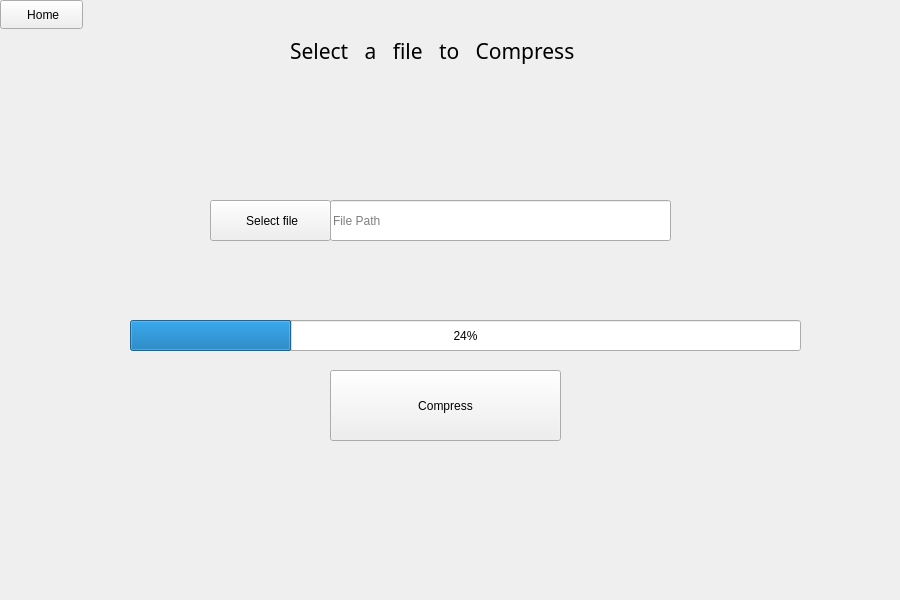
This is Compresso/mainwindow.ui in ranaahmed786/Compresso as Qt 5 draws it before an edit. The edited form follows.
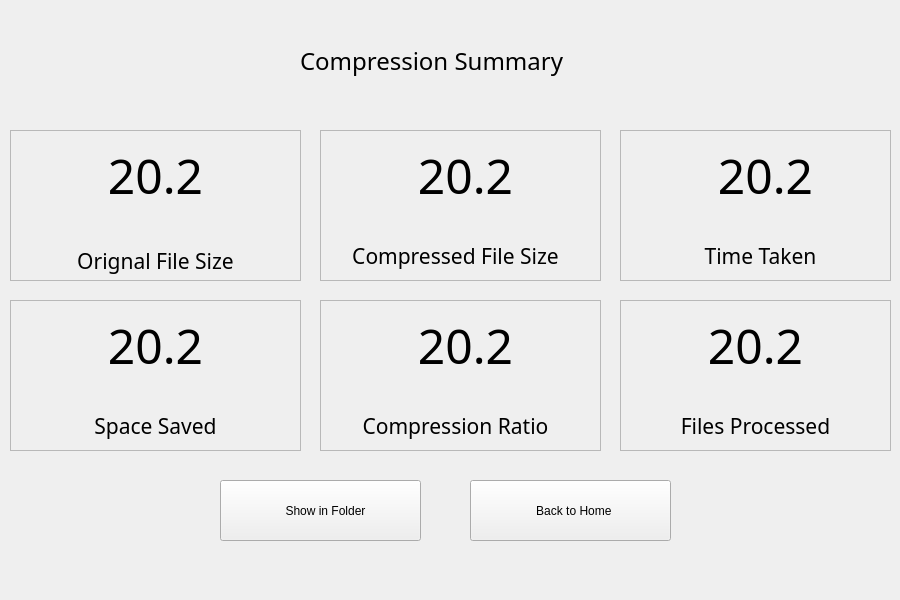
This is the edited form. Icons and pictures are not drawn.

Commit message: More bug fixes,stats window made with UI  enhancements overall need more fix in huffmen for edge casses

```diff
--- a/Compresso/mainwindow.ui
+++ b/Compresso/mainwindow.ui
@@ -31,8 +31,8 @@
      <rect>
       <x>0</x>
       <y>0</y>
-      <width>861</width>
-      <height>521</height>
+      <width>891</width>
+      <height>561</height>
      </rect>
     </property>
     <property name="minimumSize">
@@ -48,7 +48,7 @@
      </size>
     </property>
     <property name="currentIndex">
-     <number>1</number>
+     <number>2</number>
     </property>
     <widget class="QWidget" name="homeTab">
      <widget class="QLabel" name="label">
@@ -136,16 +136,16 @@
      <widget class="QLabel" name="label_3">
       <property name="geometry">
        <rect>
-        <x>290</x>
-        <y>30</y>
-        <width>441</width>
+        <x>260</x>
+        <y>50</y>
+        <width>511</width>
         <height>41</height>
        </rect>
       </property>
       <property name="font">
        <font>
         <family>Copperplate Gothic Light</family>
-        <pointsize>16</pointsize>
+        <pointsize>18</pointsize>
        </font>
       </property>
       <property name="text">
@@ -155,14 +155,14 @@
      <widget class="QPushButton" name="fileBtn">
       <property name="geometry">
        <rect>
-        <x>210</x>
+        <x>130</x>
         <y>200</y>
-        <width>121</width>
+        <width>151</width>
         <height>41</height>
        </rect>
       </property>
       <property name="text">
-       <string> Select file</string>
+       <string> Select Folder</string>
       </property>
       <property name="icon">
        <iconset>
@@ -170,19 +170,6 @@
        </iconset>
       </property>
      </widget>
-     <widget class="QProgressBar" name="cProgressbar">
-      <property name="geometry">
-       <rect>
-        <x>130</x>
-        <y>320</y>
-        <width>671</width>
-        <height>31</height>
-       </rect>
-      </property>
-      <property name="value">
-       <number>24</number>
-      </property>
-     </widget>
      <widget class="QPushButton" name="CompressFileBtn">
       <property name="geometry">
        <rect>
@@ -217,9 +204,9 @@
      <widget class="QLineEdit" name="filePathbox">
       <property name="geometry">
        <rect>
-        <x>330</x>
+        <x>280</x>
         <y>200</y>
-        <width>341</width>
+        <width>481</width>
         <height>41</height>
        </rect>
       </property>
@@ -229,6 +216,452 @@
       <property name="placeholderText">
        <string>File Path</string>
       </property>
+     </widget>
+     <widget class="QProgressBar" name="progressBar">
+      <property name="geometry">
+       <rect>
+        <x>180</x>
+        <y>340</y>
+        <width>581</width>
+        <height>23</height>
+       </rect>
+      </property>
+      <property name="value">
+       <number>24</number>
+      </property>
+     </widget>
+    </widget>
+    <widget class="QWidget" name="CompStatsTab">
+     <property name="font">
+      <font>
+       <family>Segoe UI</family>
+       <pointsize>36</pointsize>
+      </font>
+     </property>
+     <widget class="QLabel" name="label_4">
+      <property name="geometry">
+       <rect>
+        <x>300</x>
+        <y>40</y>
+        <width>371</width>
+        <height>41</height>
+       </rect>
+      </property>
+      <property name="font">
+       <font>
+        <family>Copperplate Gothic Light</family>
+        <pointsize>18</pointsize>
+       </font>
+      </property>
+      <property name="text">
+       <string>Compression Summary</string>
+      </property>
+     </widget>
+     <widget class="QFrame" name="stat4">
+      <property name="geometry">
+       <rect>
+        <x>620</x>
+        <y>130</y>
+        <width>271</width>
+        <height>151</height>
+       </rect>
+      </property>
+      <property name="frameShape">
+       <enum>QFrame::Shape::StyledPanel</enum>
+      </property>
+      <property name="frameShadow">
+       <enum>QFrame::Shadow::Raised</enum>
+      </property>
+      <widget class="QLabel" name="timeTakenD">
+       <property name="geometry">
+        <rect>
+         <x>10</x>
+         <y>0</y>
+         <width>271</width>
+         <height>91</height>
+        </rect>
+       </property>
+       <property name="font">
+        <font>
+         <family>Bernard MT Condensed</family>
+         <pointsize>36</pointsize>
+        </font>
+       </property>
+       <property name="text">
+        <string>20.2</string>
+       </property>
+       <property name="alignment">
+        <set>Qt::AlignmentFlag::AlignCenter</set>
+       </property>
+      </widget>
+      <widget class="QLabel" name="label_14">
+       <property name="geometry">
+        <rect>
+         <x>10</x>
+         <y>110</y>
+         <width>261</width>
+         <height>31</height>
+        </rect>
+       </property>
+       <property name="font">
+        <font>
+         <family>High Tower Text</family>
+         <pointsize>16</pointsize>
+        </font>
+       </property>
+       <property name="text">
+        <string>Time Taken</string>
+       </property>
+       <property name="alignment">
+        <set>Qt::AlignmentFlag::AlignCenter</set>
+       </property>
+      </widget>
+     </widget>
+     <widget class="QFrame" name="stat3">
+      <property name="geometry">
+       <rect>
+        <x>320</x>
+        <y>130</y>
+        <width>281</width>
+        <height>151</height>
+       </rect>
+      </property>
+      <property name="frameShape">
+       <enum>QFrame::Shape::StyledPanel</enum>
+      </property>
+      <property name="frameShadow">
+       <enum>QFrame::Shadow::Raised</enum>
+      </property>
+      <widget class="QLabel" name="cmpFileSizeD">
+       <property name="geometry">
+        <rect>
+         <x>10</x>
+         <y>0</y>
+         <width>271</width>
+         <height>91</height>
+        </rect>
+       </property>
+       <property name="font">
+        <font>
+         <family>Bernard MT Condensed</family>
+         <pointsize>36</pointsize>
+        </font>
+       </property>
+       <property name="text">
+        <string>20.2</string>
+       </property>
+       <property name="alignment">
+        <set>Qt::AlignmentFlag::AlignCenter</set>
+       </property>
+      </widget>
+      <widget class="QLabel" name="label_13">
+       <property name="geometry">
+        <rect>
+         <x>0</x>
+         <y>110</y>
+         <width>271</width>
+         <height>31</height>
+        </rect>
+       </property>
+       <property name="font">
+        <font>
+         <family>High Tower Text</family>
+         <pointsize>16</pointsize>
+        </font>
+       </property>
+       <property name="text">
+        <string>Compressed File Size</string>
+       </property>
+       <property name="alignment">
+        <set>Qt::AlignmentFlag::AlignCenter</set>
+       </property>
+      </widget>
+     </widget>
+     <widget class="QFrame" name="stat2">
+      <property name="geometry">
+       <rect>
+        <x>10</x>
+        <y>130</y>
+        <width>291</width>
+        <height>151</height>
+       </rect>
+      </property>
+      <property name="frameShape">
+       <enum>QFrame::Shape::StyledPanel</enum>
+      </property>
+      <property name="frameShadow">
+       <enum>QFrame::Shadow::Raised</enum>
+      </property>
+      <widget class="QLabel" name="orgFileSizeD">
+       <property name="geometry">
+        <rect>
+         <x>10</x>
+         <y>0</y>
+         <width>271</width>
+         <height>91</height>
+        </rect>
+       </property>
+       <property name="font">
+        <font>
+         <family>Bernard MT Condensed</family>
+         <pointsize>36</pointsize>
+        </font>
+       </property>
+       <property name="text">
+        <string>20.2</string>
+       </property>
+       <property name="alignment">
+        <set>Qt::AlignmentFlag::AlignCenter</set>
+       </property>
+      </widget>
+      <widget class="QLabel" name="label_12">
+       <property name="geometry">
+        <rect>
+         <x>10</x>
+         <y>110</y>
+         <width>271</width>
+         <height>41</height>
+        </rect>
+       </property>
+       <property name="font">
+        <font>
+         <family>High Tower Text</family>
+         <pointsize>16</pointsize>
+        </font>
+       </property>
+       <property name="text">
+        <string>Orignal File Size</string>
+       </property>
+       <property name="alignment">
+        <set>Qt::AlignmentFlag::AlignCenter</set>
+       </property>
+      </widget>
+     </widget>
+     <widget class="QPushButton" name="pushButton">
+      <property name="geometry">
+       <rect>
+        <x>220</x>
+        <y>480</y>
+        <width>201</width>
+        <height>61</height>
+       </rect>
+      </property>
+      <property name="font">
+       <font>
+        <family>Segoe UI</family>
+        <pointsize>9</pointsize>
+       </font>
+      </property>
+      <property name="text">
+       <string>   Show in Folder</string>
+      </property>
+      <property name="icon">
+       <iconset resource="res.qrc">
+        <normaloff>:/icons/file-zipper-solid.svg</normaloff>:/icons/file-zipper-solid.svg</iconset>
+      </property>
+     </widget>
+     <widget class="QPushButton" name="homeBtnS">
+      <property name="geometry">
+       <rect>
+        <x>470</x>
+        <y>480</y>
+        <width>201</width>
+        <height>61</height>
+       </rect>
+      </property>
+      <property name="font">
+       <font>
+        <family>Segoe UI</family>
+        <pointsize>9</pointsize>
+       </font>
+      </property>
+      <property name="text">
+       <string>  Back to Home</string>
+      </property>
+      <property name="icon">
+       <iconset resource="res.qrc">
+        <normaloff>:/icons/house-solid.svg</normaloff>:/icons/house-solid.svg</iconset>
+      </property>
+     </widget>
+     <widget class="QFrame" name="stat_3">
+      <property name="geometry">
+       <rect>
+        <x>10</x>
+        <y>300</y>
+        <width>291</width>
+        <height>151</height>
+       </rect>
+      </property>
+      <property name="frameShape">
+       <enum>QFrame::Shape::StyledPanel</enum>
+      </property>
+      <property name="frameShadow">
+       <enum>QFrame::Shadow::Raised</enum>
+      </property>
+      <widget class="QLabel" name="spaceSavedD">
+       <property name="geometry">
+        <rect>
+         <x>10</x>
+         <y>0</y>
+         <width>271</width>
+         <height>91</height>
+        </rect>
+       </property>
+       <property name="font">
+        <font>
+         <family>Bernard MT Condensed</family>
+         <pointsize>36</pointsize>
+        </font>
+       </property>
+       <property name="text">
+        <string>20.2</string>
+       </property>
+       <property name="alignment">
+        <set>Qt::AlignmentFlag::AlignCenter</set>
+       </property>
+      </widget>
+      <widget class="QLabel" name="label_15">
+       <property name="geometry">
+        <rect>
+         <x>10</x>
+         <y>110</y>
+         <width>271</width>
+         <height>31</height>
+        </rect>
+       </property>
+       <property name="font">
+        <font>
+         <family>High Tower Text</family>
+         <pointsize>16</pointsize>
+        </font>
+       </property>
+       <property name="text">
+        <string>Space Saved</string>
+       </property>
+       <property name="alignment">
+        <set>Qt::AlignmentFlag::AlignCenter</set>
+       </property>
+      </widget>
+     </widget>
+     <widget class="QFrame" name="stat_4">
+      <property name="geometry">
+       <rect>
+        <x>320</x>
+        <y>300</y>
+        <width>281</width>
+        <height>151</height>
+       </rect>
+      </property>
+      <property name="frameShape">
+       <enum>QFrame::Shape::StyledPanel</enum>
+      </property>
+      <property name="frameShadow">
+       <enum>QFrame::Shadow::Raised</enum>
+      </property>
+      <widget class="QLabel" name="cmpRatioD">
+       <property name="geometry">
+        <rect>
+         <x>10</x>
+         <y>0</y>
+         <width>271</width>
+         <height>91</height>
+        </rect>
+       </property>
+       <property name="font">
+        <font>
+         <family>Bernard MT Condensed</family>
+         <pointsize>36</pointsize>
+        </font>
+       </property>
+       <property name="text">
+        <string>20.2</string>
+       </property>
+       <property name="alignment">
+        <set>Qt::AlignmentFlag::AlignCenter</set>
+       </property>
+      </widget>
+      <widget class="QLabel" name="label_16">
+       <property name="geometry">
+        <rect>
+         <x>0</x>
+         <y>110</y>
+         <width>271</width>
+         <height>31</height>
+        </rect>
+       </property>
+       <property name="font">
+        <font>
+         <family>High Tower Text</family>
+         <pointsize>16</pointsize>
+        </font>
+       </property>
+       <property name="text">
+        <string>Compression Ratio</string>
+       </property>
+       <property name="alignment">
+        <set>Qt::AlignmentFlag::AlignCenter</set>
+       </property>
+      </widget>
+     </widget>
+     <widget class="QFrame" name="stat_5">
+      <property name="geometry">
+       <rect>
+        <x>620</x>
+        <y>300</y>
+        <width>271</width>
+        <height>151</height>
+       </rect>
+      </property>
+      <property name="frameShape">
+       <enum>QFrame::Shape::StyledPanel</enum>
+      </property>
+      <property name="frameShadow">
+       <enum>QFrame::Shadow::Raised</enum>
+      </property>
+      <widget class="QLabel" name="filesProcessed">
+       <property name="geometry">
+        <rect>
+         <x>0</x>
+         <y>0</y>
+         <width>271</width>
+         <height>91</height>
+        </rect>
+       </property>
+       <property name="font">
+        <font>
+         <family>Bernard MT Condensed</family>
+         <pointsize>36</pointsize>
+        </font>
+       </property>
+       <property name="text">
+        <string>20.2</string>
+       </property>
+       <property name="alignment">
+        <set>Qt::AlignmentFlag::AlignCenter</set>
+       </property>
+      </widget>
+      <widget class="QLabel" name="label_17">
+       <property name="geometry">
+        <rect>
+         <x>0</x>
+         <y>110</y>
+         <width>271</width>
+         <height>31</height>
+        </rect>
+       </property>
+       <property name="font">
+        <font>
+         <family>High Tower Text</family>
+         <pointsize>16</pointsize>
+        </font>
+       </property>
+       <property name="text">
+        <string>Files Processed</string>
+       </property>
+       <property name="alignment">
+        <set>Qt::AlignmentFlag::AlignCenter</set>
+       </property>
+      </widget>
      </widget>
     </widget>
     <widget class="QWidget" name="DecompTab">
```
Left out of the diff: 12 changed lines with no effect on the pictures. The commit also changes 14 other files.
